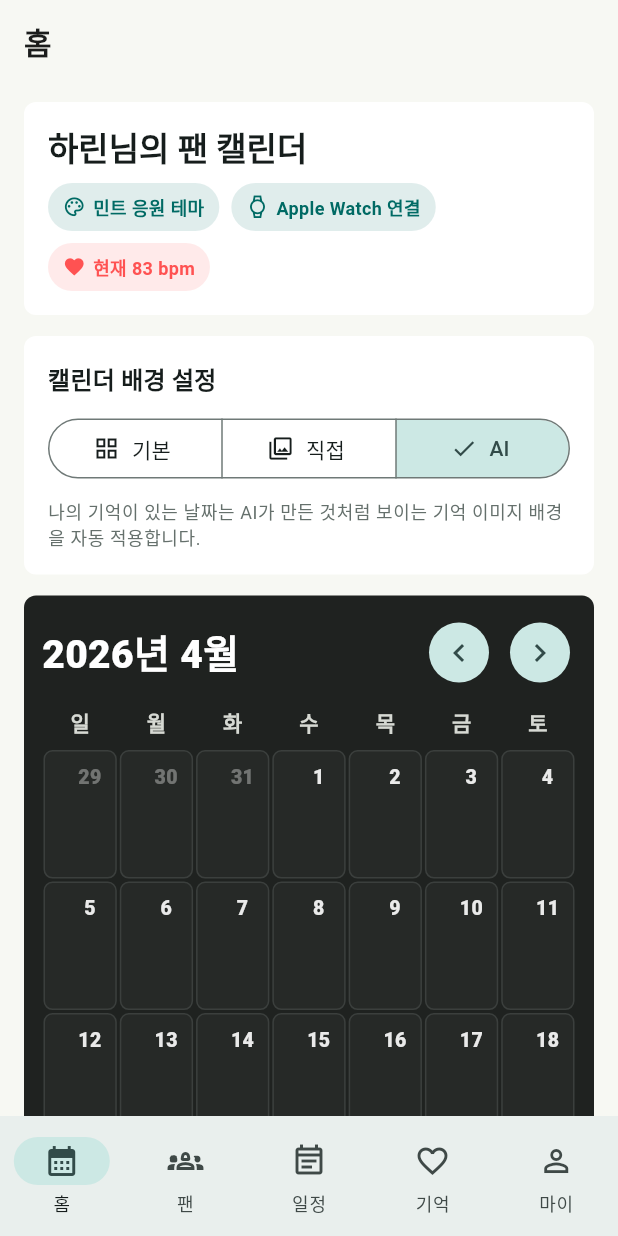
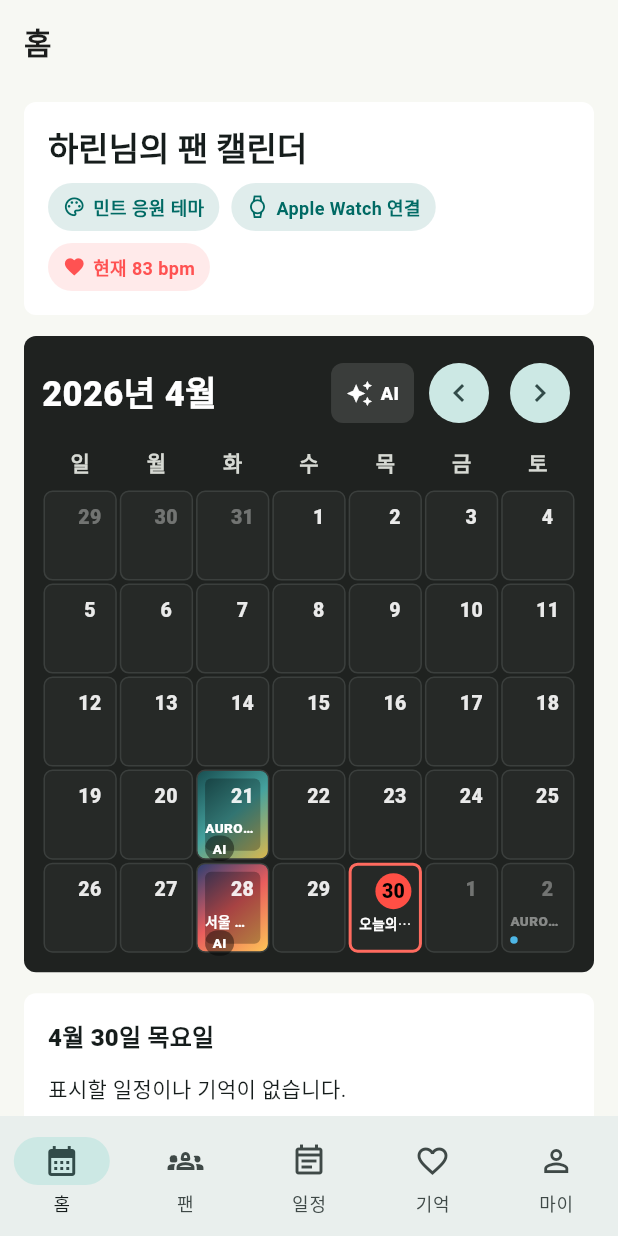
Before and after one commit to KimHoGyun/FanGage, a Flutter app: the HomeScreen screen opened by its route, on a phone screen of 412 x 824 dp. Run offline on Flutter 3.47's test engine with Material 3 defaults, Android fonts, the light colour scheme and no system bars; our stand-ins replace flutter_riverpod, go_router, image_picker, shared_preferences; accounts and stored records are empty.

Commit message:
Compact calendar controls and move day customization to sheet

```diff
--- a/lib/features/home/home_screen.dart
+++ b/lib/features/home/home_screen.dart
@@ -61,19 +61,21 @@ class _HomeScreenState extends ConsumerState<HomeScreen> {
             ],
           ),
         ),
-        _CalendarModeCard(mode: backgroundMode),
         _MemoryMonthCalendar(
           focusedMonth: _focusedMonth,
           selectedDay: _selectedDay,
           backgroundMode: backgroundMode,
           customizations: customizations,
-          onDaySelected: (day) => setState(() => _selectedDay = day),
+          onDaySelected: _openDayCustomizer,
           onMonthChanged: (month) => setState(() => _focusedMonth = month),
+          onBackgroundModeChanged:
+              (mode) =>
+                  ref.read(calendarBackgroundModeProvider.notifier).state =
+                      mode,
           eventsForDay: _eventsForDay,
           memoryForDay: _memoryForDay,
         ),
         _SelectedDayCard(date: _selectedDay, items: dayItems),
-        _DayCustomizeCard(selectedDay: _selectedDay),
         _NewsCard(),
         _MemoryPreview(memory: MockData.memories.first),
       ],
@@ -104,74 +106,26 @@ class _HomeScreenState extends ConsumerState<HomeScreen> {
         ? 'Apple Watch 연결'
         : 'Galaxy Watch 연결';
   }
-}
 
-class _CalendarModeCard extends ConsumerWidget {
-  const _CalendarModeCard({required this.mode});
+  void _openDayCustomizer(DateTime day) {
+    setState(() => _selectedDay = day);
 
-  final CalendarBackgroundMode mode;
-
-  @override
-  Widget build(BuildContext context, WidgetRef ref) {
-    return SectionCard(
-      child: Column(
-        crossAxisAlignment: CrossAxisAlignment.start,
-        children: [
-          Text(
-            '캘린더 배경 설정',
-            style: Theme.of(
-              context,
-            ).textTheme.titleMedium?.copyWith(fontWeight: FontWeight.w900),
-          ),
-          const SizedBox(height: 10),
-          SizedBox(
-            width: double.infinity,
-            child: SegmentedButton<CalendarBackgroundMode>(
-              segments: const [
-                ButtonSegment(
-                  value: CalendarBackgroundMode.none,
-                  icon: Icon(Icons.grid_view),
-                  label: Text('기본'),
-                ),
-                ButtonSegment(
-                  value: CalendarBackgroundMode.manualPhoto,
-                  icon: Icon(Icons.photo_library_outlined),
-                  label: Text('직접'),
-                ),
-                ButtonSegment(
-                  value: CalendarBackgroundMode.aiMemory,
-                  icon: Icon(Icons.auto_awesome),
-                  label: Text('AI'),
-                ),
-              ],
-              selected: {mode},
-              onSelectionChanged: (selection) {
-                ref.read(calendarBackgroundModeProvider.notifier).state =
-                    selection.first;
-              },
+    showModalBottomSheet<void>(
+      context: context,
+      isScrollControlled: true,
+      showDragHandle: true,
+      builder:
+          (context) => Padding(
+            padding: EdgeInsets.only(
+              left: 16,
+              right: 16,
+              bottom: MediaQuery.of(context).viewInsets.bottom + 20,
+            ),
+            child: SingleChildScrollView(
+              child: _DayCustomizeCard(selectedDay: day),
             ),
           ),
-          const SizedBox(height: 10),
-          Text(
-            _modeDescription(mode),
-            style: Theme.of(context).textTheme.bodySmall?.copyWith(
-              color: const Color(0xFF65706C),
-              height: 1.35,
-            ),
-          ),
-        ],
-      ),
     );
-  }
-
-  String _modeDescription(CalendarBackgroundMode mode) {
-    return switch (mode) {
-      CalendarBackgroundMode.none => '일정과 기억만 간단히 표시합니다.',
-      CalendarBackgroundMode.manualPhoto =>
-        '선택한 날짜에 직접 입력한 내용과 사진 프리셋 배경을 보여줍니다.',
-      CalendarBackgroundMode.aiMemory =>
-        '나의 기억이 있는 날짜는 AI가 만든 것처럼 보이는 기억 이미지 배경을 자동 적용합니다.',
-    };
   }
 }
 
@@ -183,6 +137,7 @@ class _MemoryMonthCalendar extends StatelessWidget {
     required this.customizations,
     required this.onDaySelected,
     required this.onMonthChanged,
+    required this.onBackgroundModeChanged,
     required this.eventsForDay,
     required this.memoryForDay,
   });
@@ -193,15 +148,18 @@ class _MemoryMonthCalendar extends StatelessWidget {
   final Map<String, CalendarDayCustomization> customizations;
   final ValueChanged<DateTime> onDaySelected;
   final ValueChanged<DateTime> onMonthChanged;
+  final ValueChanged<CalendarBackgroundMode> onBackgroundModeChanged;
   final List<Object> Function(DateTime day) eventsForDay;
   final MemoryEntry? Function(DateTime day) memoryForDay;
 
   @override
   Widget build(BuildContext context) {
     final firstDay = DateTime(focusedMonth.year, focusedMonth.month);
+    final lastDay = DateTime(focusedMonth.year, focusedMonth.month + 1, 0);
     final gridStart = firstDay.subtract(Duration(days: firstDay.weekday % 7));
+    final gridEnd = lastDay.add(Duration(days: 6 - (lastDay.weekday % 7)));
     final days = List.generate(
-      42,
+      gridEnd.difference(gridStart).inDays + 1,
       (index) => gridStart.add(Duration(days: index)),
     );
 
@@ -221,11 +179,16 @@ class _MemoryMonthCalendar extends StatelessWidget {
                   DateFormat('yyyy년 M월', 'ko_KR').format(focusedMonth),
                   style: const TextStyle(
                     color: Colors.white,
-                    fontSize: 26,
+                    fontSize: 23,
                     fontWeight: FontWeight.w900,
                   ),
                 ),
               ),
+              _CalendarModeMenu(
+                mode: backgroundMode,
+                onSelected: onBackgroundModeChanged,
+              ),
+              const SizedBox(width: 6),
               IconButton.filledTonal(
                 onPressed:
                     () => onMonthChanged(
@@ -271,7 +234,7 @@ class _MemoryMonthCalendar extends StatelessWidget {
             itemCount: days.length,
             gridDelegate: const SliverGridDelegateWithFixedCrossAxisCount(
               crossAxisCount: 7,
-              childAspectRatio: 0.58,
+              childAspectRatio: 0.82,
             ),
             itemBuilder: (context, index) {
               final day = days[index];
@@ -390,13 +353,13 @@ class _CalendarDayTile extends StatelessWidget {
                   if (title != null)
                     Text(
                       title,
-                      maxLines: 2,
+                      maxLines: 1,
                       overflow: TextOverflow.ellipsis,
                       style: TextStyle(
                         color: Colors.white.withValues(
                           alpha: isCurrentMonth ? 1 : 0.45,
                         ),
-                        fontSize: 10,
+                        fontSize: 9,
                         fontWeight: FontWeight.w800,
                         height: 1.1,
                       ),
@@ -459,6 +422,88 @@ class _CalendarDayTile extends StatelessWidget {
       begin: Alignment.topLeft,
       end: Alignment.bottomRight,
     );
+  }
+}
+
+class _CalendarModeMenu extends StatelessWidget {
+  const _CalendarModeMenu({required this.mode, required this.onSelected});
+
+  final CalendarBackgroundMode mode;
+  final ValueChanged<CalendarBackgroundMode> onSelected;
+
+  @override
+  Widget build(BuildContext context) {
+    return PopupMenuButton<CalendarBackgroundMode>(
+      tooltip: '캘린더 배경 설정',
+      initialValue: mode,
+      onSelected: onSelected,
+      itemBuilder:
+          (context) => const [
+            PopupMenuItem(
+              value: CalendarBackgroundMode.none,
+              child: ListTile(
+                leading: Icon(Icons.grid_view),
+                title: Text('기본'),
+                contentPadding: EdgeInsets.zero,
+              ),
+            ),
+            PopupMenuItem(
+              value: CalendarBackgroundMode.manualPhoto,
+              child: ListTile(
+                leading: Icon(Icons.photo_library_outlined),
+                title: Text('직접'),
+                contentPadding: EdgeInsets.zero,
+              ),
+            ),
+            PopupMenuItem(
+              value: CalendarBackgroundMode.aiMemory,
+              child: ListTile(
+                leading: Icon(Icons.auto_awesome),
+                title: Text('AI'),
+                contentPadding: EdgeInsets.zero,
+              ),
+            ),
+          ],
+      child: Container(
+        height: 40,
+        padding: const EdgeInsets.symmetric(horizontal: 10),
+        decoration: BoxDecoration(
+          color: Colors.white.withValues(alpha: 0.12),
+          borderRadius: BorderRadius.circular(8),
+        ),
+        child: Row(
+          mainAxisSize: MainAxisSize.min,
+          children: [
+            Icon(_modeIcon(mode), color: Colors.white, size: 18),
+            const SizedBox(width: 5),
+            Text(
+              _modeLabel(mode),
+              style: const TextStyle(
+                color: Colors.white,
+                fontWeight: FontWeight.w900,
+                fontSize: 12,
+              ),
+            ),
+          ],
+        ),
+      ),
+    );
+  }
+
+  static IconData _modeIcon(CalendarBackgroundMode mode) {
+    return switch (mode) {
+      CalendarBackgroundMode.none => Icons.grid_view,
+      CalendarBackgroundMode.manualPhoto => Icons.photo_library_outlined,
+      CalendarBackgroundMode.aiMemory => Icons.auto_awesome,
+    };
+  }
+
+  static String _modeLabel(CalendarBackgroundMode mode) {
+    return switch (mode) {
+      CalendarBackgroundMode.none => '기본',
+      CalendarBackgroundMode.manualPhoto => '직접',
+      CalendarBackgroundMode.aiMemory => 'AI',
+    };
   }
 }
 
@@ -640,12 +685,17 @@ class _DayCustomizeCardState extends ConsumerState<_DayCustomizeCard> {
 
   @override
   Widget build(BuildContext context) {
+    final formattedDate = DateFormat(
+      'M월 d일 EEEE',
+      'ko_KR',
+    ).format(widget.selectedDay);
+
     return SectionCard(
       child: Column(
         crossAxisAlignment: CrossAxisAlignment.start,
         children: [
           Text(
-            '선택한 날짜 직접 꾸미기',
+            '$formattedDate 꾸미기',
             style: Theme.of(
               context,
             ).textTheme.titleMedium?.copyWith(fontWeight: FontWeight.w900),
@@ -773,6 +823,7 @@ class _DayCustomizeCardState extends ConsumerState<_DayCustomizeCard> {
       return;
     }
     FocusScope.of(context).unfocus();
+    Navigator.of(context).pop();
   }
 }
 
```
